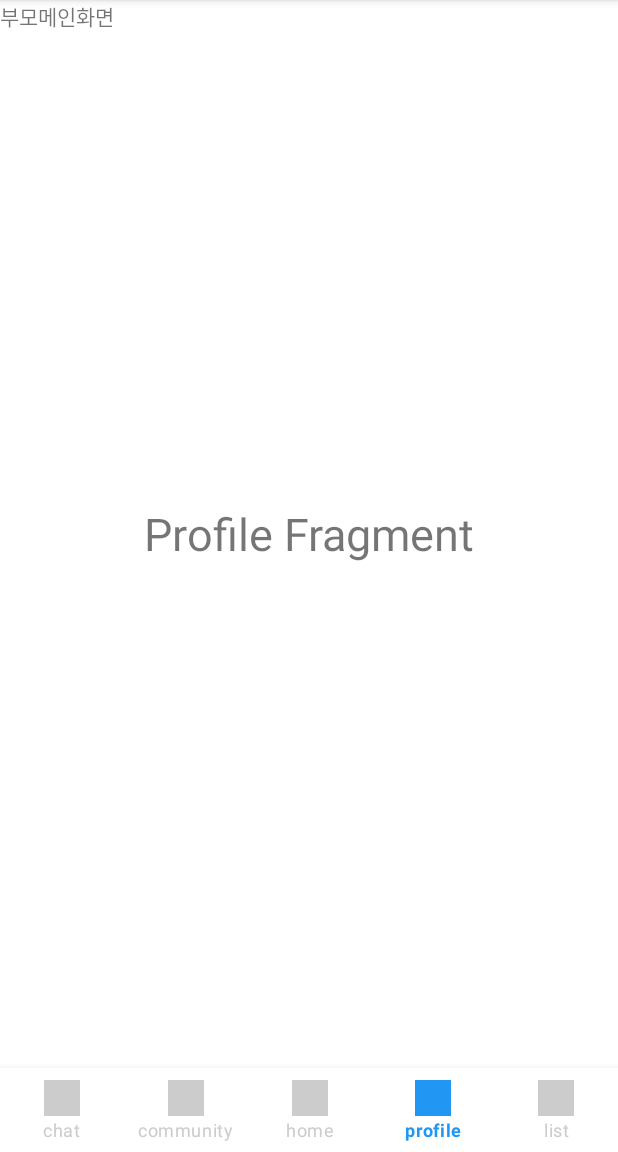
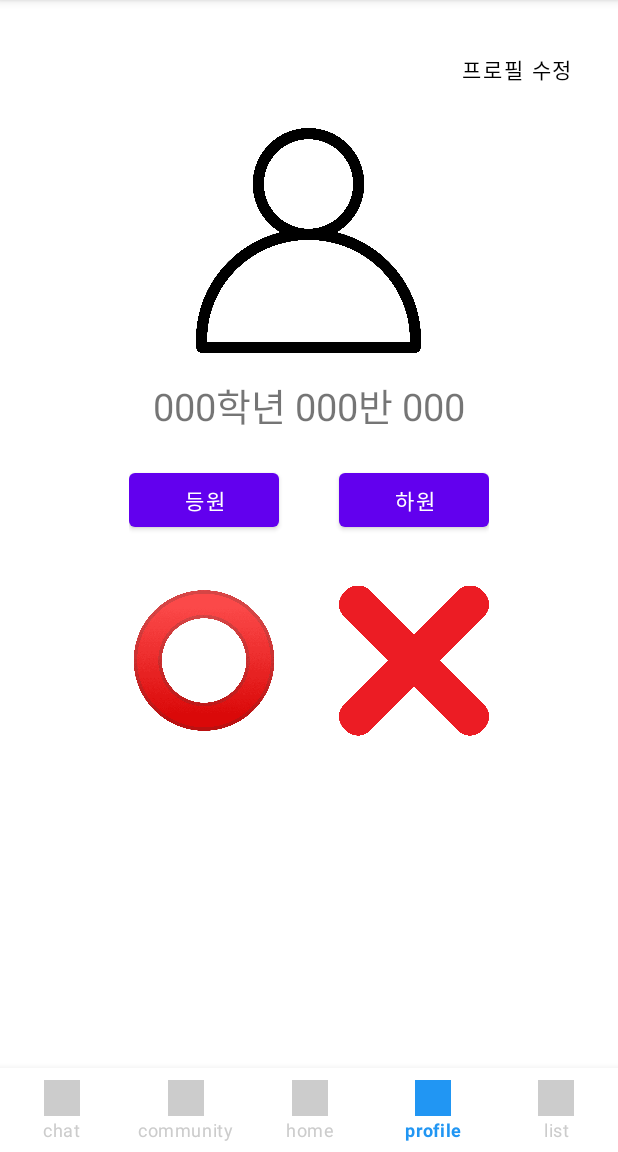
Before and after one commit to jjunehee/Capstone_EveryKid, an Android app: the MainParent screen opened directly, with no data from a screen before it, item 4 of the bottom bar chosen, on a phone screen of 412 x 824 dp, the part 84-1236 px from its top. Run offline under Robolectric (Android 15) with nearby library versions, the phone set to English and light mode, and no system bars.

Commit message:
profile.xml 추가

```diff
--- a/app/src/main/res/layout/fragment_profile.xml
+++ b/app/src/main/res/layout/fragment_profile.xml
@@ -1,17 +1,97 @@
 <?xml version="1.0" encoding="utf-8"?>
-<FrameLayout xmlns:android="http://schemas.android.com/apk/res/android"
+<androidx.constraintlayout.widget.ConstraintLayout xmlns:android="http://schemas.android.com/apk/res/android"
     xmlns:tools="http://schemas.android.com/tools"
     android:layout_width="match_parent"
     android:layout_height="match_parent"
-    tools:context=".ProfileFragment">
+    xmlns:app="http://schemas.android.com/apk/res-auto">
 
-    <!-- TODO: Update blank fragment layout -->
-    <TextView
+
+    <LinearLayout
         android:layout_width="match_parent"
+        android:layout_height="match_parent"
+        android:orientation="vertical">
+
+        <Button
+            android:layout_width="wrap_content"
+            android:layout_height="40dp"
+            android:layout_marginTop="25dp"
+            android:layout_marginRight="15dp"
+            android:text="프로필 수정"
+            android:layout_gravity="right"
+            android:gravity="right"
+            android:background="#00ff0000"
+            android:textColor="@color/black">
+
+        </Button>
+        <ImageView
+            android:id="@+id/iv_profile"
+            android:layout_width="150dp"
+            android:layout_height="150dp"
+            android:layout_gravity="center"
+            android:layout_marginTop="20dp"
+            android:src="@drawable/default_profile" />
+        <TextView
+            android:layout_width="match_parent"
+            android:layout_height="wrap_content"
+            android:layout_marginTop="15dp"
+            android:gravity="center"
+            android:text="000학년 000반 000"
+            android:textSize="25dp">
+
+        </TextView>
+
+    <LinearLayout
+        android:id="@+id/add_top_list"
+        android:orientation="horizontal"
+        android:layout_width="wrap_content"
         android:layout_height="wrap_content"
-        android:textSize="30sp"
         android:layout_gravity="center"
-        android:gravity="center_horizontal"
-        android:text="Profile Fragment" />
+        >
 
-</FrameLayout>
+        <Button
+            android:id="@+id/enter"
+            android:text="등원"
+            android:layout_width="100dp"
+            android:layout_height="wrap_content"
+            android:layout_weight="1"
+            android:layout_marginRight="20dp"
+            android:layout_marginTop="20dp"
+            />
+        <Button
+            android:id="@+id/exit"
+            android:text="하원"
+            android:layout_width="100dp"
+            android:layout_height="wrap_content"
+            android:layout_weight="1"
+            android:layout_marginLeft="20dp"
+            android:layout_marginTop="20dp"
+            />
+    </LinearLayout>
+        <LinearLayout
+            android:layout_width="wrap_content"
+            android:layout_height="wrap_content"
+            android:orientation="horizontal"
+            android:layout_gravity="center"
+            >
+
+            <ImageView
+                android:id="@+id/iv_profiles"
+                android:layout_width="100dp"
+                android:layout_height="150dp"
+                android:layout_gravity="center"
+                android:src="@drawable/enter"
+                android:layout_marginRight="20dp"
+                android:layout_marginTop="5dp"/>
+            <ImageView
+                android:id="@+id/iv_profiles2"
+                android:layout_width="100dp"
+                android:layout_height="150dp"
+                android:layout_gravity="center"
+                android:src="@drawable/exit"
+                android:layout_marginLeft="20dp"
+                android:layout_marginTop="5dp"/>
+        </LinearLayout>
+
+    </LinearLayout>
+
+</androidx.constraintlayout.widget.ConstraintLayout>
--- a/app/src/main/res/layout/parent_main.xml
+++ b/app/src/main/res/layout/parent_main.xml
@@ -12,12 +12,6 @@
         android:layout_height="0dp"
         android:layout_weight="1"
         android:id="@+id/containers">
-
-        <TextView
-            android:id="@+id/textView3"
-            android:layout_width="82dp"
-            android:layout_height="33dp"
-            android:text="부모메인화면" />
     </FrameLayout>
 
     <com.google.android.material.bottomnavigation.BottomNavigationView
```
Also changed, not shown: app/src/main/java/com/capstone/everykid/AccountCreate.java (+10 -0 lines), app/src/main/res/drawable-v24/default_profile.png (added), app/src/main/res/drawable-v24/enter.png (added), app/src/main/res/drawable-v24/exit.png (added).
